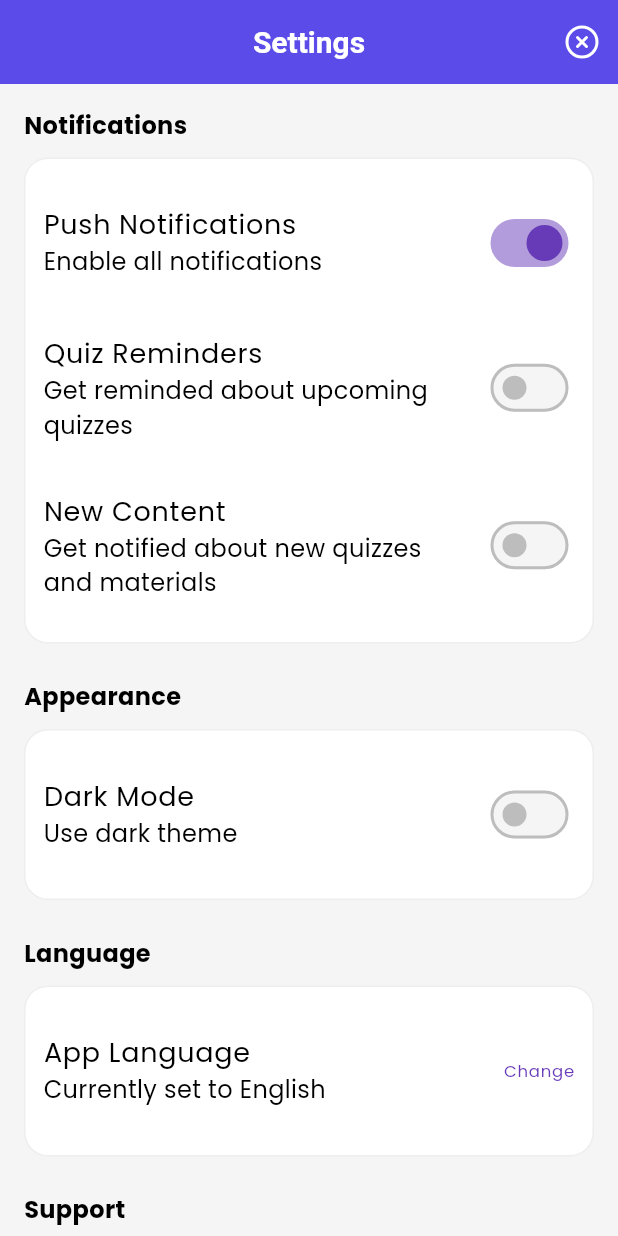
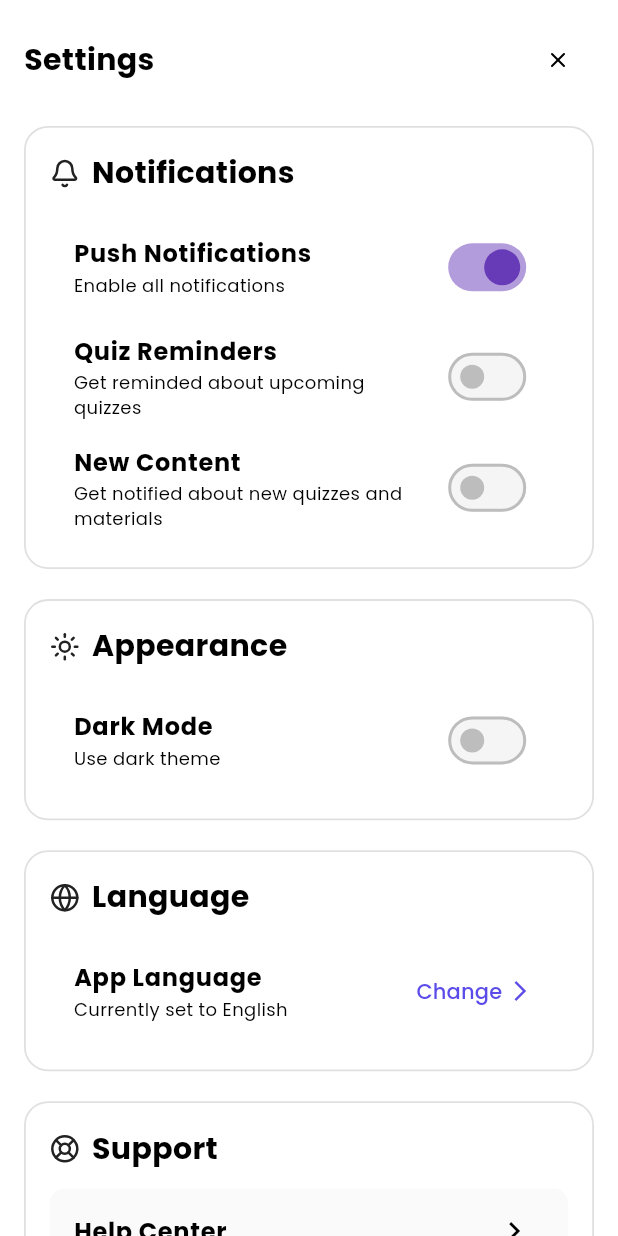
Before and after one commit to Aswin964567/learnify_app, a Flutter app: the SettingsScreen screen opened by its route, after a tap on "Push Notifications", on a phone screen of 412 x 824 dp. Run offline on Flutter 3.47's test engine with Material 3 defaults, Android fonts, the phone set to English and light mode, and no system bars; our stand-ins replace carousel_slider, flutter_riverpod, gap, go_router, google_fonts, lucide_icons.

Commit message:
setting page modification

```diff
--- a/lib/features/settings/presentation/screens/settings_screen.dart
+++ b/lib/features/settings/presentation/screens/settings_screen.dart
@@ -1,9 +1,11 @@
 import 'package:flutter/material.dart';
-import 'package:lucide_icons/lucide_icons.dart';
-
-import '../widgets/settings_section.dart';
-import '../widgets/settings_switch_tile.dart';
-import '../widgets/settings_tile.dart';
+import 'package:gap/gap.dart';
+import '../widgets/account_section.dart';
+import '../widgets/appearance_section.dart';
+import '../widgets/language_section.dart';
+import '../widgets/notification_section.dart';
+import '../widgets/setting_title_section.dart';
+import '../widgets/support_section.dart';
 
 class SettingsScreen extends StatelessWidget {
   const SettingsScreen({super.key});
@@ -11,86 +13,39 @@ class SettingsScreen extends StatelessWidget {
   @override
   Widget build(BuildContext context) {
     return Scaffold(
-      appBar: AppBar(
-        title: const Text('Settings'),
-        centerTitle: true,
-        actions: [
-          IconButton(
-            icon: Icon(LucideIcons.xCircle),
-            onPressed: () => Navigator.pop(context),
-          ),
-        ],
-      ),
+      backgroundColor: Colors.white,
+
       body: ListView(
         padding: const EdgeInsets.all(16),
-        children: const [
-          SettingsSection(
-            title: 'Notifications',
-            children: [
-              SettingsSwitchTile(
-                title: 'Push Notifications',
-                subtitle: 'Enable all notifications',
-              ),
-              SettingsSwitchTile(
-                title: 'Quiz Reminders',
-                subtitle: 'Get reminded about upcoming quizzes',
-              ),
-              SettingsSwitchTile(
-                title: 'New Content',
-                subtitle: 'Get notified about new quizzes and materials',
-              ),
-            ],
+        children: [
+          SettingTitleSection(),
+          Gap(20),
+          const NotificationsSection(),
+          Gap(20),
+          const AppearanceSection(),
+          Gap(20),
+          const LanguageSection(),
+          Gap(20),
+          const SupportSection(),
+          Gap(20),
+          const AccountSection(),
+          Gap(20),
+          Center(
+            child: Column(
+              children: const [
+                Text(
+                  'Learnify v1.0.0',
+                  style: TextStyle(fontSize: 12, color: Colors.grey),
+                ),
+                Gap(4),
+                Text(
+                  '© 2025 AppliedCognito',
+                  style: TextStyle(fontSize: 12, color: Colors.grey),
+                ),
+              ],
+            ),
           ),
-          SettingsSection(
-            title: 'Appearance',
-            children: [
-              SettingsSwitchTile(
-                title: 'Dark Mode',
-                subtitle: 'Use dark theme',
-              ),
-            ],
-          ),
-          SettingsSection(
-            title: 'Language',
-            children: [
-              SettingsTile(
-                title: 'App Language',
-                subtitle: 'Currently set to English',
-                trailing: Text(
-                  'Change',
-                  style: TextStyle(color: Colors.deepPurple),
-                ),
-              ),
-            ],
-          ),
-          SettingsSection(
-            title: 'Support',
-            children: [
-              SettingsTile(title: 'Help Center'),
-              SettingsTile(title: 'Contact Support'),
-              SettingsTile(title: 'FAQ'),
-            ],
-          ),
-          SettingsSection(
-            title: 'Account',
-            children: [
-              SettingsTile(title: 'Edit Profile'),
-              SettingsTile(title: 'Change Password'),
-              SizedBox(height: 8),
-              SettingsTile(
-                title: 'Logout',
-                titleColor: Colors.deepPurple,
-                border: true,
-                centerText: true,
-              ),
-              SettingsTile(
-                title: 'Delete Account',
-                titleColor: Colors.red,
-                border: true,
-                centerText: true,
-              ),
-            ],
-          ),
+          Gap(20),
         ],
       ),
     );
--- /dev/null
+++ b/lib/features/settings/presentation/widgets/account_section.dart
@@ -0,0 +1,106 @@
+import 'package:flutter/material.dart';
+import 'package:gap/gap.dart';
+import 'package:lucide_icons/lucide_icons.dart';
+
+import 'setting_switch_tile.dart';
+
+class AccountSection extends StatelessWidget {
+  const AccountSection({super.key});
+
+  @override
+  Widget build(BuildContext context) {
+    return SectionCard(
+      title: 'Account',
+      icon: LucideIcons.userCog,
+      children: [
+        AccountTile(title: 'Edit Profile', onTap: () {}),
+        Gap(5),
+        AccountTile(title: 'Change Password', onTap: () {}),
+        Gap(12),
+        const Divider(thickness: 0.15),
+        Gap(12),
+        Center(
+          child: Column(
+            children: [
+              SizedBox(
+                width: double.infinity,
+                child: RedButton(
+                  title: 'Logout',
+                  icon: LucideIcons.logOut,
+                  onTap: () {},
+                ),
+              ),
+              const SizedBox(height: 12),
+              SizedBox(
+                width: double.infinity,
+                child: RedButton(
+                  title: 'Delete Account',
+                  icon: LucideIcons.trash2,
+                  onTap: () {},
+                  isDestructive: true,
+                ),
+              ),
+            ],
+          ),
+        ),
+      ],
+    );
+  }
+}
+
+class AccountTile extends StatelessWidget {
+  final String title;
+  final VoidCallback onTap;
+
+  const AccountTile({super.key, required this.title, required this.onTap});
+
+  @override
+  Widget build(BuildContext context) {
+    return Container(
+      decoration: BoxDecoration(
+        borderRadius: BorderRadius.circular(10),
+        color: const Color(0xFFFAFAFA),
+      ),
+
+      child: ListTile(
+        title: Text(
+          title,
+          style: const TextStyle(fontWeight: FontWeight.bold, fontSize: 16),
+        ),
+        onTap: onTap,
+      ),
+    );
+  }
+}
+
+class RedButton extends StatelessWidget {
+  final String title;
+  final IconData icon;
+  final VoidCallback onTap;
+  final bool isDestructive;
+
+  const RedButton({
+    super.key,
+    required this.title,
+    required this.icon,
+    required this.onTap,
+    this.isDestructive = false,
+  });
+
+  @override
+  Widget build(BuildContext context) {
+    final color = isDestructive ? Colors.red : Colors.redAccent;
+    return OutlinedButton.icon(
+      onPressed: onTap,
+      style: OutlinedButton.styleFrom(
+        backgroundColor: const Color(0xFFFAFAFA),
+        side: BorderSide(color: color),
+        foregroundColor: color,
+        padding: const EdgeInsets.symmetric(horizontal: 20, vertical: 12),
+        shape: RoundedRectangleBorder(borderRadius: BorderRadius.circular(12)),
+      ),
+      icon: Icon(icon, size: 20),
+      label: Text(title),
+    );
+  }
+}
--- /dev/null
+++ b/lib/features/settings/presentation/widgets/appearance_section.dart
@@ -0,0 +1,35 @@
+import 'package:flutter/material.dart';
+import 'package:lucide_icons/lucide_icons.dart';
+
+import 'setting_switch_tile.dart';
+
+class AppearanceSection extends StatefulWidget {
+  const AppearanceSection({super.key});
+
+  @override
+  State<AppearanceSection> createState() => _AppearanceSectionState();
+}
+
+class _AppearanceSectionState extends State<AppearanceSection> {
+  bool darkMode = false;
+
+  @override
+  Widget build(BuildContext context) {
+    return SectionCard(
+      title: 'Appearance',
+      icon: LucideIcons.sun,
+      children: [
+        SettingSwitchTile(
+          title: 'Dark Mode',
+          subtitle: 'Use dark theme',
+          value: darkMode,
+          onChanged: (val) {
+            setState(() {
+              darkMode = val;
+            });
+          },
+        ),
+      ],
+    );
+  }
+}
--- /dev/null
+++ b/lib/features/settings/presentation/widgets/language_section.dart
@@ -0,0 +1,47 @@
+import 'package:flutter/material.dart';
+import 'package:lucide_icons/lucide_icons.dart';
+
+import 'setting_switch_tile.dart';
+
+class LanguageSection extends StatelessWidget {
+  const LanguageSection({super.key});
+
+  @override
+  Widget build(BuildContext context) {
+    return SectionCard(
+      title: 'Language',
+      icon: LucideIcons.globe,
+      children: [
+        ListTile(
+          title: const Text(
+            'App Language',
+            style: TextStyle(fontSize: 16, fontWeight: FontWeight.bold),
+          ),
+          subtitle: const Text(
+            'Currently set to English',
+            style: TextStyle(fontSize: 12),
+          ),
+
+          trailing: TextButton(
+            onPressed: () {
+              // Navigate to language change screen
+            },
+            style: TextButton.styleFrom(
+              padding: EdgeInsets.zero,
+              minimumSize: Size(0, 0),
+              tapTargetSize: MaterialTapTargetSize.shrinkWrap,
+            ),
+            child: Row(
+              mainAxisSize: MainAxisSize.min,
+              children: const [
+                Text('Change'),
+                SizedBox(width: 4),
+                Icon(Icons.arrow_forward_ios, size: 16),
+              ],
+            ),
+          ),
+        ),
+      ],
+    );
+  }
+}
--- /dev/null
+++ b/lib/features/settings/presentation/widgets/notification_section.dart
@@ -0,0 +1,57 @@
+import 'package:flutter/material.dart';
+import 'package:lucide_icons/lucide_icons.dart';
+
+import 'setting_switch_tile.dart';
+
+class NotificationsSection extends StatefulWidget {
+  const NotificationsSection({super.key});
+
+  @override
+  State<NotificationsSection> createState() => _NotificationsSectionState();
+}
+
+class _NotificationsSectionState extends State<NotificationsSection> {
+  bool pushNotifications = false;
+  bool quizReminders = false;
+  bool newContent = false;
+
+  @override
+  Widget build(BuildContext context) {
+    return SectionCard(
+      title: 'Notifications',
+      icon: LucideIcons.bell,
+      children: [
+        SettingSwitchTile(
+          title: 'Push Notifications',
+          subtitle: 'Enable all notifications',
+          value: pushNotifications,
+          onChanged: (val) {
+            setState(() {
+              pushNotifications = val;
+            });
+          },
+        ),
+        SettingSwitchTile(
+          title: 'Quiz Reminders',
+          subtitle: 'Get reminded about upcoming quizzes',
+          value: quizReminders,
+          onChanged: (val) {
+            setState(() {
+              quizReminders = val;
+            });
+          },
+        ),
+        SettingSwitchTile(
+          title: 'New Content',
+          subtitle: 'Get notified about new quizzes and materials',
+          value: newContent,
+          onChanged: (val) {
+            setState(() {
+              newContent = val;
+            });
+          },
+        ),
+      ],
+    );
+  }
+}
--- /dev/null
+++ b/lib/features/settings/presentation/widgets/setting_switch_tile.dart
@@ -0,0 +1,82 @@
+import 'package:flutter/material.dart';
+
+class SettingSwitchTile extends StatelessWidget {
+  final String title;
+  final String subtitle;
+  final bool value;
+  final ValueChanged<bool> onChanged;
+
+  const SettingSwitchTile({
+    super.key,
+    required this.title,
+    required this.subtitle,
+    required this.value,
+    required this.onChanged,
+  });
+
+  @override
+  Widget build(BuildContext context) {
+    return SwitchListTile(
+      title: Text(
+        title,
+        style: const TextStyle(fontSize: 16, fontWeight: FontWeight.bold),
+      ),
+      subtitle: Text(subtitle, style: const TextStyle(fontSize: 12)),
+      value: value,
+      onChanged: onChanged,
+      activeColor: Colors.deepPurple,
+    );
+  }
+}
+
+class SectionCard extends StatelessWidget {
+  final String title;
+  final IconData icon;
+  final List<Widget> children;
+
+  const SectionCard({
+    super.key,
+    required this.title,
+    required this.icon,
+    required this.children,
+  });
+
+  @override
+  Widget build(BuildContext context) {
+    return Container(
+      // shape: RoundedRectangleBorder(borderRadius: BorderRadius.circular(16)),
+      // elevation: 4,
+      decoration: BoxDecoration(
+        border: Border.all(
+          color: Colors.grey.shade300,
+          width: 1.2,
+        ),
+        borderRadius: BorderRadius.circular(16),
+        color: Colors.white,
+      ),
+      child: Padding(
+        padding: const EdgeInsets.all(16),
+        child: Column(
+          crossAxisAlignment: CrossAxisAlignment.start,
+          children: [
+            Row(
+              children: [
+                Icon(icon, size: 20),
+                const SizedBox(width: 8),
+                Text(
+                  title,
+                  style: const TextStyle(
+                    fontSize: 20,
+                    fontWeight: FontWeight.bold,
+                  ),
+                ),
+              ],
+            ),
+            const SizedBox(height: 12),
+            ...children,
+          ],
+        ),
+      ),
+    );
+  }
+}
--- /dev/null
+++ b/lib/features/settings/presentation/widgets/setting_title_section.dart
@@ -0,0 +1,28 @@
+import 'package:flutter/material.dart';
+import 'package:lucide_icons/lucide_icons.dart';
+
+class SettingTitleSection extends StatelessWidget {
+  const SettingTitleSection({super.key});
+
+  @override
+  Widget build(BuildContext context) {
+    return Container(
+      color: Colors.white,
+      child: Row(
+        children: [
+          Text(
+            "Settings",
+            style: TextStyle(fontSize: 20, fontWeight: FontWeight.bold),
+          ),
+          Spacer(),
+          IconButton(
+            onPressed: () {
+              Navigator.pop(context);
+            },
+            icon: Icon(LucideIcons.x, size: 16),
+          ),
+        ],
+      ),
+    );
+  }
+}
--- a/lib/features/settings/presentation/widgets/settings_section.dart
+++ /dev/null
@@ -1,36 +0,0 @@
-import 'package:flutter/material.dart';
-
-class SettingsSection extends StatelessWidget {
-  final String title;
-  final List<Widget> children;
-
-  const SettingsSection({super.key, required this.title, required this.children});
-
-  @override
-  Widget build(BuildContext context) {
-    return Padding(
-      padding: const EdgeInsets.only(bottom: 24),
-      child: Column(
-        crossAxisAlignment: CrossAxisAlignment.start,
-        children: [
-          Text(title, style: const TextStyle(fontWeight: FontWeight.bold)),
-          const SizedBox(height: 10),
-          Container(
-            padding: const EdgeInsets.all(12),
-            decoration: BoxDecoration(
-              color: Colors.white,
-              borderRadius: BorderRadius.circular(16),
-              border: Border.all(color: Colors.grey.shade200),
-            ),
-            child: Column(
-              children: children.map((child) => Padding(
-                padding: const EdgeInsets.symmetric(vertical: 8),
-                child: child,
-              )).toList(),
-            ),
-          ),
-        ],
-      ),
-    );
-  }
-}
--- a/lib/features/settings/presentation/widgets/settings_switch_tile.dart
+++ /dev/null
@@ -1,27 +0,0 @@
-import 'package:flutter/material.dart';
-
-class SettingsSwitchTile extends StatefulWidget {
-  final String title;
-  final String? subtitle;
-
-  const SettingsSwitchTile({super.key, required this.title, this.subtitle});
-
-  @override
-  State<SettingsSwitchTile> createState() => _SettingsSwitchTileState();
-}
-
-class _SettingsSwitchTileState extends State<SettingsSwitchTile> {
-  bool isSwitched = false;
-
-  @override
-  Widget build(BuildContext context) {
-    return SwitchListTile(
-      value: isSwitched,
-      onChanged: (val) => setState(() => isSwitched = val),
-      title: Text(widget.title),
-      subtitle: widget.subtitle != null ? Text(widget.subtitle!) : null,
-      activeColor: Colors.deepPurple,
-      contentPadding: EdgeInsets.zero,
-    );
-  }
-}
--- a/lib/features/settings/presentation/widgets/settings_tile.dart
+++ /dev/null
@@ -1,38 +0,0 @@
-import 'package:flutter/material.dart';
-
-class SettingsTile extends StatelessWidget {
-  final String title;
-  final String? subtitle;
-  final Widget? trailing;
-  final Color? titleColor;
-  final bool border;
-  final bool centerText;
-
-  const SettingsTile({
-    super.key,
-    required this.title,
-    this.subtitle,
-    this.trailing,
-    this.titleColor,
-    this.border = false,
-    this.centerText = false,
-  });
-
-  @override
-  Widget build(BuildContext context) {
-    final textAlign = centerText ? TextAlign.center : TextAlign.start;
-    return Column(
-      crossAxisAlignment: CrossAxisAlignment.start,
-      children: [
-        ListTile(
-          contentPadding: EdgeInsets.zero,
-          title: Text(title, textAlign: textAlign, style: TextStyle(color: titleColor)),
-          subtitle: subtitle != null ? Text(subtitle!) : null,
-          trailing: trailing,
-        ),
-        if (border)
-          const Divider(thickness: 1, height: 1, color: Colors.grey),
-      ],
-    );
-  }
-}
--- /dev/null
+++ b/lib/features/settings/presentation/widgets/support_section.dart
@@ -0,0 +1,50 @@
+import 'package:flutter/material.dart';
+import 'package:gap/gap.dart';
+import 'package:lucide_icons/lucide_icons.dart';
+import 'setting_switch_tile.dart';
+
+class SupportSection extends StatelessWidget {
+  const SupportSection({super.key});
+
+  @override
+  Widget build(BuildContext context) {
+    return SectionCard(
+      title: 'Support',
+      icon: LucideIcons.lifeBuoy,
+      children: [
+        SupportTile(title: 'Help Center', onTap: () {}),
+        Gap(3),
+        SupportTile(title: 'Contact Support', onTap: () {}),
+        Gap(3),
+        SupportTile(title: 'FAQ', onTap: () {}),
+      ],
+    );
+  }
+}
+
+class SupportTile extends StatelessWidget {
+  final String title;
+  final VoidCallback onTap;
+
+  const SupportTile({super.key, required this.title, required this.onTap});
+
+  @override
+  Widget build(BuildContext context) {
+    return Container(
+      decoration: BoxDecoration(
+        // border: Border.all(color: Colors.grey.shade300, width: 1.2),
+        borderRadius: BorderRadius.circular(10),
+        color: const Color(0xFFFAFAFA),
+      ),
+
+      child: ListTile(
+        title: Text(
+          title,
+          style: const TextStyle(fontWeight: FontWeight.bold, fontSize: 16),
+        ),
+        trailing: const Icon(Icons.chevron_right),
+        onTap: onTap,
+      ),
+    );
+  }
+}
```
